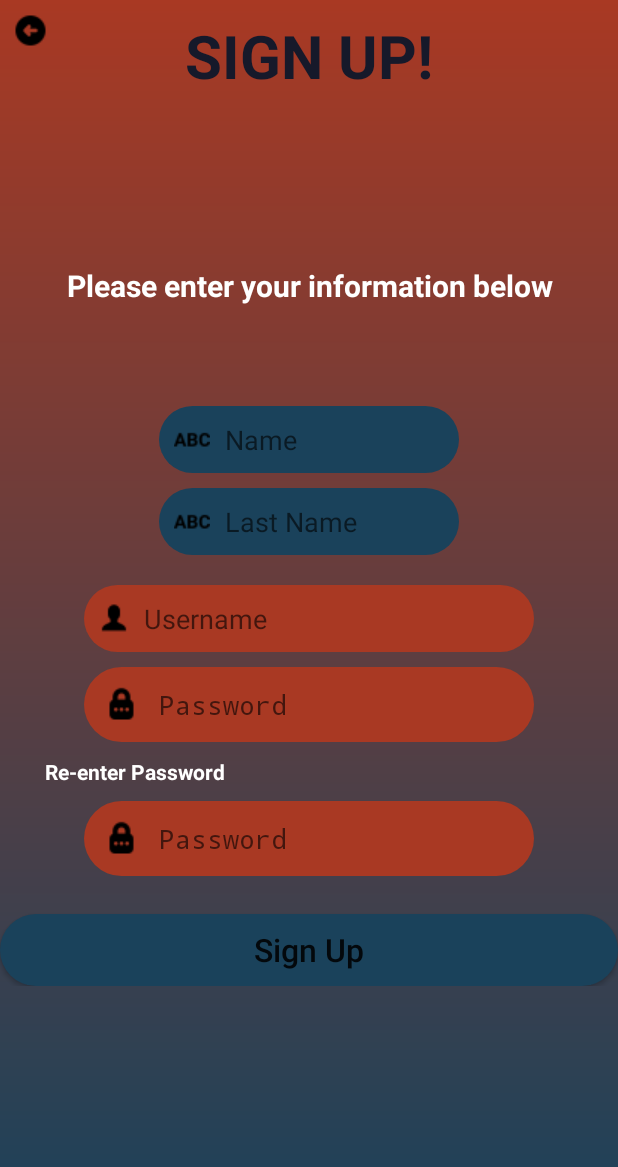
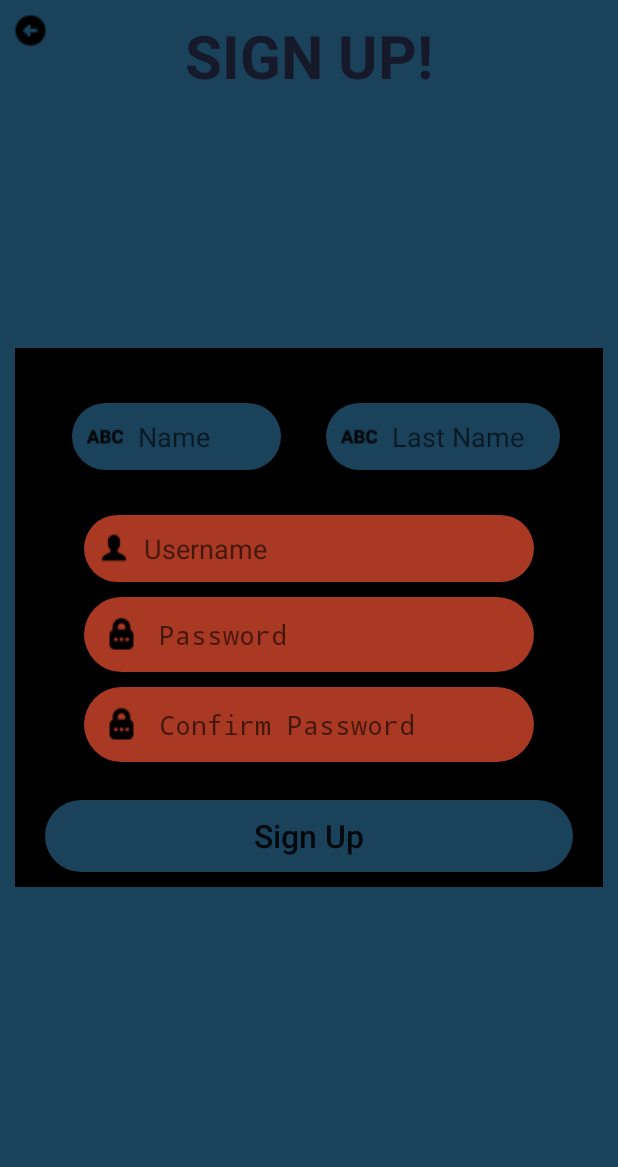
Before and after one commit to EmmanuelGR02/WorkoutGenerator, an Android app built with Jetpack Compose: the screen it shows after launch (MainActivity), after a tap on "Sign Up", on a phone screen of 412 x 824 dp. Shown: the top 1167 px of the screen. Run offline under Robolectric (Android 15) with nearby library versions, the phone set to English and light mode, and no system bars; our stand-ins replace Firebase (no records; nobody signed in at launch, a user with empty details on screens opened directly); 1 other tap on this screen came first.

Commit message:
Fixed the bugs from previous commit. Currently working on better design on signup_layout.xml

```diff
--- a/app/src/main/java/com/example/workoutgenerator/LoginActivity.kt
+++ b/app/src/main/java/com/example/workoutgenerator/LoginActivity.kt
@@ -31,7 +31,7 @@ class LoginActivity(val username : String? = null, val password : String? = null
 
 
     private fun isUsernameValid(username: String, callback: (Boolean) -> Unit) {
-        database.child("users").addListenerForSingleValueEvent(object : ValueEventListener {
+        database.child("users").child(username).addListenerForSingleValueEvent(object : ValueEventListener {
             override fun onDataChange(p0: DataSnapshot) {
                 val arr = ArrayList<String>()
                 for (i in p0.children) {
@@ -53,7 +53,7 @@ class LoginActivity(val username : String? = null, val password : String? = null
             override fun onDataChange(snapshot: DataSnapshot) {
                 val arr = ArrayList<String>()
                 val pswd = snapshot.child("password").value.toString()
-                    arr.add(pswd)
+                arr.add(pswd)
 
                 val isPasswordValid = arr.contains(password)
                 callback(isPasswordValid)
@@ -65,5 +65,4 @@ class LoginActivity(val username : String? = null, val password : String? = null
 
         })
     }
-
 }
--- a/app/src/main/java/com/example/workoutgenerator/MainActivity.kt
+++ b/app/src/main/java/com/example/workoutgenerator/MainActivity.kt
@@ -95,9 +95,9 @@ class MainActivity : ComponentActivity() {
         si.isLoginValid(errMessage) { isValid ->
             if(isValid) {
                 setContentView(R.layout.main_layout)
-                Toast.makeText(this, "Welcome", Toast.LENGTH_SHORT).show()
+                Toast.makeText(this, "Welcome", Toast.LENGTH_LONG).show()
             }else {
-                Toast.makeText(this, "Retry Sign Up", Toast.LENGTH_SHORT).show()
+                Toast.makeText(this, "Invalid Credentials", Toast.LENGTH_LONG).show()
             }
         }
     }
--- /dev/null
+++ b/app/src/main/res/drawable/signup_background.xml
@@ -0,0 +1,8 @@
+<?xml version="1.0" encoding="utf-8"?>
+<shape xmlns:android="http://schemas.android.com/apk/res/android"
+    android:shape="rectangle">
+
+    <solid
+        android:color="@color/loginBG_darkBlue"></solid>
+
+</shape>
--- a/app/src/main/res/layout/login_layout.xml
+++ b/app/src/main/res/layout/login_layout.xml
@@ -58,6 +58,7 @@
             android:drawablePadding="10dp"
             android:background="@drawable/logininput_background"
             android:padding="10dp"
+
             android:layout_marginStart="20dp"
             android:layout_marginEnd="20dp"
             android:layout_marginTop="20dp"></EditText>
@@ -71,6 +72,7 @@
             android:drawablePadding="1dp"
             android:background="@drawable/logininput_background"
             android:padding="10dp"
+            android:password="true"
             android:layout_marginStart="20dp"
             android:layout_marginEnd="20dp"
             android:layout_marginTop="10dp"></EditText>
--- a/app/src/main/res/layout/signup_layout.xml
+++ b/app/src/main/res/layout/signup_layout.xml
@@ -4,7 +4,7 @@
     xmlns:tools="http://schemas.android.com/tools"
     android:layout_width="match_parent"
     android:layout_height="match_parent"
-    android:background="@drawable/login_background">
+    android:background="@drawable/signup_background">
 
     <Button
         android:id="@+id/signUp_backButton"
@@ -32,17 +32,11 @@
         android:layout_width="match_parent"
         android:layout_height="wrap_content"
         android:orientation="vertical"
-        android:layout_centerVertical="true">
+        android:layout_centerVertical="true"
+        android:background="@color/black"
+        android:layout_marginStart="10dp"
+        android:layout_marginEnd="10dp">
 
-        <TextView
-            android:layout_width="match_parent"
-            android:layout_height="wrap_content"
-            android:text="Please enter your information below"
-            android:gravity="center_horizontal"
-            android:padding="10dp"
-            android:textSize="20sp"
-            android:textStyle="bold"
-            android:textColor="@color/white"></TextView>
 
         <!-- Error Message -->
         <TextView
@@ -56,41 +50,44 @@
             android:textStyle="bold"
             android:textColor="@color/red"></TextView>
 
-    <!--   Sign up Inputs   -->
+        <LinearLayout
+            android:layout_width="match_parent"
+            android:layout_height="wrap_content"
+            android:gravity="center_horizontal"
+            >
 
             <!-- Name Input -->
             <EditText
                 android:id="@+id/signUp_name"
-            android:maxLength="10"
+                android:maxLength="12"
                 android:maxLines="1"
                 android:layout_gravity="center_horizontal"
-            android:layout_width="200dp"
+                android:layout_width="wrap_content"
                 android:layout_height="wrap_content"
                 android:drawableStart="@drawable/name_icon"
-            android:hint="Name"
+                android:hint="Name        "
                 android:drawablePadding="10dp"
                 android:background="@drawable/logininput_background"
                 android:padding="10dp"
-            android:layout_marginStart="20dp"
-            android:layout_marginEnd="20dp"
-            android:layout_marginTop="20dp"></EditText>
+                android:layout_marginStart="10dp"
+                android:layout_marginEnd="10dp"
+                android:layout_marginTop="10dp"></EditText>
 
             <!-- Lasr Name Input -->
             <EditText
                 android:id="@+id/signUp_lastName"
-            android:maxLength="10"
+                android:maxLength="12"
                 android:maxLines="1"
-            android:layout_gravity="center_horizontal"
-            android:layout_width="200dp"
+                android:layout_width="wrap_content"
                 android:layout_height="wrap_content"
                 android:drawableStart="@drawable/name_icon"
-            android:hint="Last Name"
+                android:hint="Last Name   "
                 android:drawablePadding="10dp"
                 android:background="@drawable/logininput_background"
                 android:padding="10dp"
-            android:layout_marginStart="20dp"
-            android:layout_marginEnd="20dp"
-            android:layout_marginTop="10dp"></EditText>
+                android:layout_marginStart="20dp"></EditText>
+
+        </LinearLayout>
 
         <!-- Username Input -->
         <EditText
@@ -127,16 +124,6 @@
             android:layout_marginEnd="20dp"
             android:layout_marginTop="10dp"></EditText>
 
-        <TextView
-            android:layout_marginStart="20dp"
-            android:layout_marginEnd="20dp"
-            android:layout_width="wrap_content"
-            android:layout_height="wrap_content"
-            android:text="Re-enter Password"
-            android:textColor="@color/white"
-            android:textStyle="bold"
-            android:padding="10dp"
-            android:layout_gravity="start"></TextView>
 
         <!-- Password 2nd Input -->
         <EditText
@@ -148,23 +135,26 @@
             android:layout_width="300dp"
             android:layout_height="wrap_content"
             android:drawableStart="@drawable/password_icon"
-            android:hint="Password"
+            android:hint="Confirm Password"
             android:drawablePadding="10dp"
             android:background="@drawable/signupbtn_background"
             android:padding="10dp"
             android:layout_marginStart="20dp"
             android:layout_marginEnd="20dp"
-            android:layout_marginTop="0dp"></EditText>
+            android:layout_marginTop="10dp"></EditText>
 
         <!-- Sing up Button -->
         <Button
             android:id="@+id/signUp_button"
             android:layout_width="match_parent"
             android:layout_height="wrap_content"
+            android:layout_marginStart="20dp"
+            android:layout_marginEnd="20dp"
             android:background="@drawable/loginbtn_background"
             android:text="Sign Up"
             android:textAllCaps="false"
             android:layout_marginTop="25dp"
+            android:layout_marginBottom="10dp"
             android:textSize="21sp"></Button>
 
         </LinearLayout>
```
Lines whose indentation alone changed are shown as unchanged.
